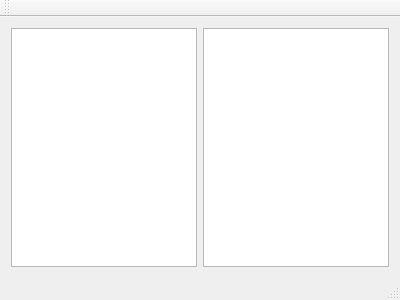
Above: mainwindow.ui from file-citas/ptrace_fuzzer before the change. Below: the same form after it.
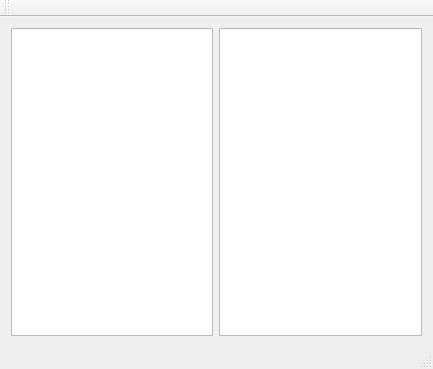
That is the form after the change.

```diff
--- a/mainwindow.ui
+++ b/mainwindow.ui
@@ -6,20 +6,24 @@
    <rect>
     <x>0</x>
     <y>0</y>
-    <width>400</width>
-    <height>300</height>
+    <width>433</width>
+    <height>369</height>
    </rect>
   </property>
   <property name="windowTitle">
    <string>MainWindow</string>
   </property>
   <widget class="QWidget" name="centralWidget">
-   <layout class="QHBoxLayout" name="horizontalLayout">
+   <layout class="QVBoxLayout" name="verticalLayout">
     <item>
-     <widget class="QTableView" name="codetableview"/>
-    </item>
-    <item>
-     <widget class="QTableView" name="tagtableview"/>
+     <layout class="QHBoxLayout" name="horizontalLayout">
+      <item>
+       <widget class="QTableView" name="tagtableview"/>
+      </item>
+      <item>
+       <widget class="QTableView" name="codetableview"/>
+      </item>
+     </layout>
     </item>
    </layout>
   </widget>
```
Left out of the diff: 2 changed lines with no effect on the pictures.
